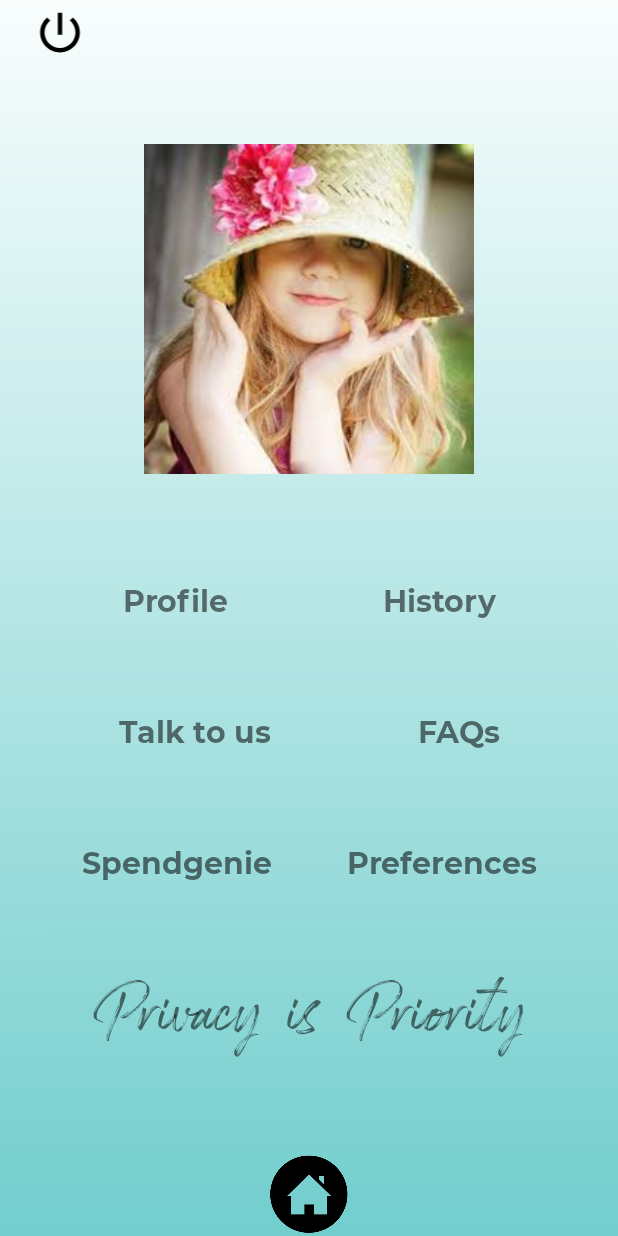
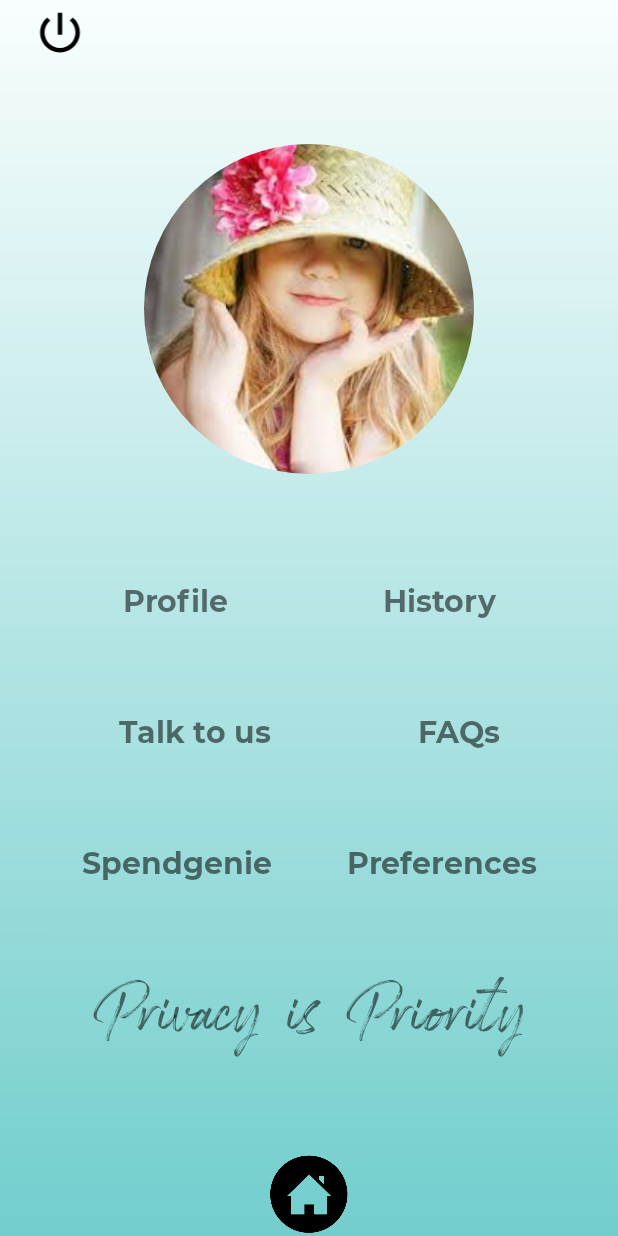
Before and after one commit to Shivam-UI/MensSalon, an Android app: the ProfileActivity screen opened directly, with no data from a screen before it, on a phone screen of 412 x 824 dp. Run offline under Robolectric (Android 15) with nearby library versions, the phone set to English and light mode, and no system bars; our stand-ins replace CircleImageView, Volley.

Commit message:
Main user dashboard UI Fixed

```diff
--- a/app/src/main/java/com/createdinam/saloon/user/ProfileActivity.java
+++ b/app/src/main/java/com/createdinam/saloon/user/ProfileActivity.java
@@ -19,6 +19,8 @@ import com.createdinam.saloon.NumberActivity;
 import com.createdinam.saloon.R;
 import com.createdinam.saloon.global.CustomLoader;
 
+import de.hdodenhof.circleimageview.CircleImageView;
+
 import static com.createdinam.saloon.global.Global.MY_PREFS_NAME;
 
 public class ProfileActivity extends AppCompatActivity implements View.OnClickListener {
@@ -28,7 +30,8 @@ public class ProfileActivity extends AppCompatActivity implements View.OnClickLi
     private static CustomLoader customLoader;
     // assign
     TextView btn_profile,btn_history,btn_talk_to_us,btn_faqs,btn_spendgenie,btn_preference;
-    ImageView logout_btn,update_profile_image,back_to_home;
+    ImageView logout_btn,back_to_home;
+    CircleImageView update_profile_image;
 
     @Override
     protected void onCreate(Bundle savedInstanceState) {
--- a/app/src/main/res/layout/activity_profile.xml
+++ b/app/src/main/res/layout/activity_profile.xml
@@ -34,15 +34,14 @@
         android:padding="40dp"
         android:weightSum="1">
 
-        <ImageView
+        <de.hdodenhof.circleimageview.CircleImageView
+            xmlns:app="http://schemas.android.com/apk/res-auto"
             android:id="@+id/update_profile_image"
             android:layout_width="220dp"
             android:layout_height="220dp"
+            android:src="@drawable/demo_profile_image"
             android:layout_gravity="center|center_horizontal"
-            android:layout_weight="1"
-            android:adjustViewBounds="true"
-            android:scaleType="fitCenter"
-            android:src="@drawable/demo_profile_image" />
+            app:civ_border_width="0dp"/>
 
     </LinearLayout>
 
```
Also changed, not shown: app/src/main/java/com/createdinam/saloon/user/homelist/HomeListAdapter.java (+29 -3 lines), app/src/main/res/layout/home_salon_list.xml (+8 -9 lines), app/src/main/res/layout/hotlist_items.xml (+11 -4 lines), 1 other file.
